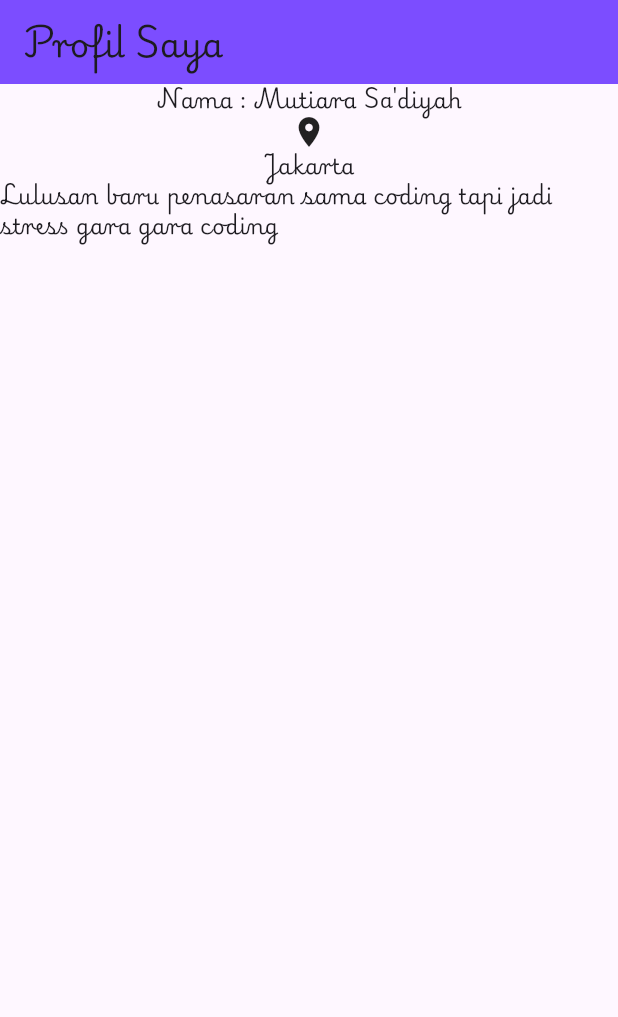
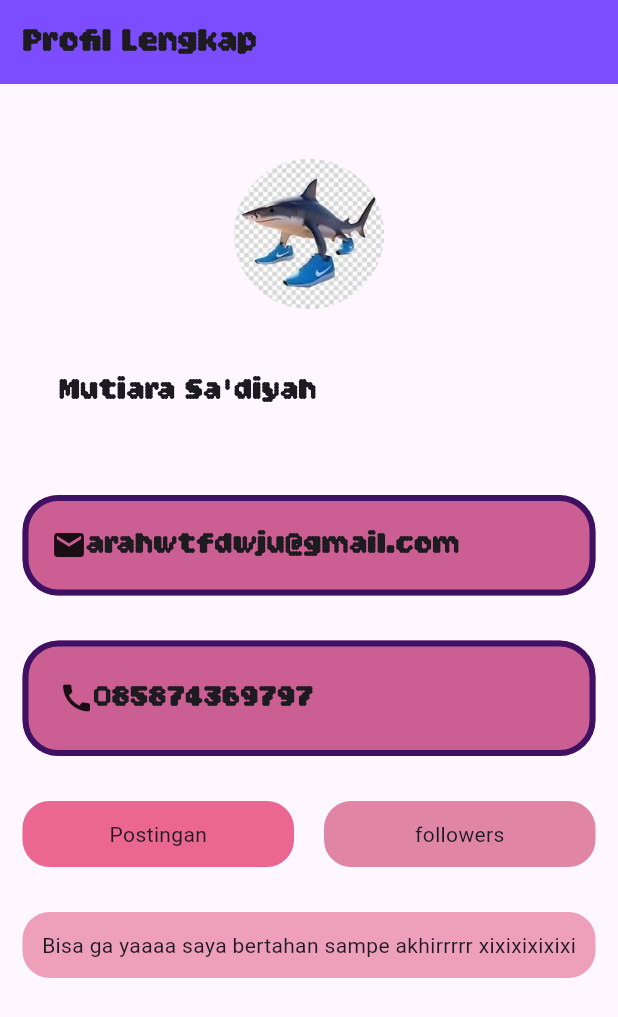
Before and after one commit to mutiaraara7926/tugas_flutter, a Flutter app: the screen it shows after launch, on a phone screen of 412 x 824 dp. Shown: the top 1017 px of the screen. Run offline on Flutter 3.47's test engine with Material 3 defaults, Android fonts, the phone set to English and light mode, and no system bars.

Commit message:
tugas_2FlutterWidget

```diff
--- a/lib/main.dart
+++ b/lib/main.dart
@@ -1,6 +1,7 @@
 import 'package:flutter/material.dart';
+import 'package:ppkd_b_3/tugas2_fluter/tugas2flutter.dart';
 
-import 'package:ppkd_b_3/tugas_1.dart';
+
 
 void main() {
   runApp(const MyApp());
@@ -32,7 +33,7 @@ class MyApp extends StatelessWidget {
         // tested with just a hot reload.
         colorScheme: ColorScheme.fromSeed(seedColor: Colors.deepPurple),
       ),
-      home: Tugas1()
+      home: TugasDuaFlutter(),
     );
   }
 }
--- /dev/null
+++ b/lib/tugas2_fluter/tugas2flutter.dart
@@ -0,0 +1,150 @@
+import 'package:flutter/material.dart';
+
+class TugasDuaFlutter extends StatelessWidget {
+  const TugasDuaFlutter({super.key});
+
+  @override
+  Widget build(BuildContext context) {
+    return Scaffold(
+      appBar: AppBar(
+        title: Text(
+          "Profil Lengkap",
+          style: TextStyle(fontFamily: "BitcounProp"),
+        ),
+        backgroundColor: Colors.deepPurpleAccent,
+      ),
+      body: Column(
+        children: [
+          SizedBox(
+          height:50),
+          CircleAvatar(
+            radius: 50,
+            backgroundImage: AssetImage("assets/images/tralalelo.jpg"),
+          ),
+          // Container(
+          //   height: 200,
+          //   width: 200,
+          //   decoration: BoxDecoration(
+          //     color: Colors.amber,
+          //     shape: BoxShape.circle,
+          //     image: DecorationImage(
+          //       fit: BoxFit.cover,
+          //       image: AssetImage("assets/images/tralalelo.jpeg"),
+          //     ),
+          //   ),
+          // // ),
+          // Image.asset("assets/images/tralalelo.jpeg", height: 200),
+
+
+          Padding(
+            padding: EdgeInsets.all(20),
+            child: Container(
+              padding: const EdgeInsets.all(20),
+
+              child: Row(
+                children: [
+                  Text(
+                    "Mutiara Sa'diyah",
+                    style: TextStyle(fontFamily: "BitcounProp", fontSize: 20),
+                  ),
+                ],
+              ),
+            ),
+          ),
+          Padding(
+            padding: EdgeInsets.all(15),
+            child: Container(
+              padding: const EdgeInsets.all(15),
+              decoration: BoxDecoration(
+                color: const Color.fromARGB(255, 203, 94, 147),
+                border: Border.all(
+                  color: const Color.fromARGB(232, 49, 9, 94),
+                  width: 4,
+                ),
+                borderRadius: BorderRadius.circular(24),
+              ),
+              child: Row(
+                children: [
+                  Icon(Icons.email),
+
+                  Text(
+                    "arahwtfdwju@gmail.com",
+                    style: TextStyle(fontFamily: "BitcounProp", fontSize: 20),
+                  ),
+                ],
+              ),
+            ),
+          ),
+          Padding(
+            padding: EdgeInsets.all(15),
+            child: Container(
+              padding: const EdgeInsets.all(20),
+              decoration: BoxDecoration(
+                color: const Color.fromARGB(255, 203, 94, 147),
+                border: Border.all(
+                  color: const Color.fromARGB(232, 49, 9, 94),
+                  width: 4,
+                ),
+                borderRadius: BorderRadius.circular(24),
+              ),
+              child: Row(
+                children: [
+                  Icon(Icons.call),
+                  Text(
+                    "085874369797",
+                    style: TextStyle(fontFamily: "BitcounProp", fontSize: 20),
+                  ),
+                ],
+              ),
+            ),
+          ),
+          Padding(
+            padding: EdgeInsets.all(15),
+            child: Row(
+              children: [
+                Expanded(
+                  child: Container(
+                    decoration: BoxDecoration(
+                      color: const Color.fromARGB(255, 236, 102, 146),
+                      borderRadius: BorderRadius.circular(18),
+                    ),
+                    padding: EdgeInsets.all(12),
+                    child: Center(child: Text("Postingan")),
+                  ),
+                ),
+                SizedBox(width: 20),
+                Expanded(
+                  child: Container(
+                    padding: EdgeInsets.all(12),
+                    decoration: BoxDecoration(
+                      color: const Color.fromARGB(255, 224, 134, 164),
+                      borderRadius: BorderRadius.circular(18),
+                    ),
+                    child: Center(child: Text("followers")),
+                  ),
+                ),
+              ],
+            ),
+          ),
+          Padding(
+            padding: EdgeInsets.all(15),
+            child: Row(
+              children: [
+                Expanded(
+                  child: Container(
+                    decoration: BoxDecoration(
+                      color: const Color.fromARGB(255, 238, 160, 186),
+                      borderRadius: BorderRadius.circular(18),
+                    ),
+                    padding: EdgeInsets.all(12),
+                    child: Center(child: Text("Bisa ga yaaaa saya bertahan sampe akhirrrrr xixixixixixi")),
+                  ),
+                ),
+              ]
+              ),
+            ),
+        ],
+      ),
+    );
+  }
+}
--- a/pubspec.yaml
+++ b/pubspec.yaml
@@ -60,7 +60,7 @@ flutter:
   # To add assets to your application, add an assets section, like this:
   assets:
     - assets/fonts/
-  #   - images/a_dot_ham.jpeg
+    - assets/images/
 
   # An image asset can refer to one or more resolution-specific "variants", see
   # https://flutter.dev/to/resolution-aware-images
```
Also changed, not shown: assets/images/tralalelo.jpg (added).
